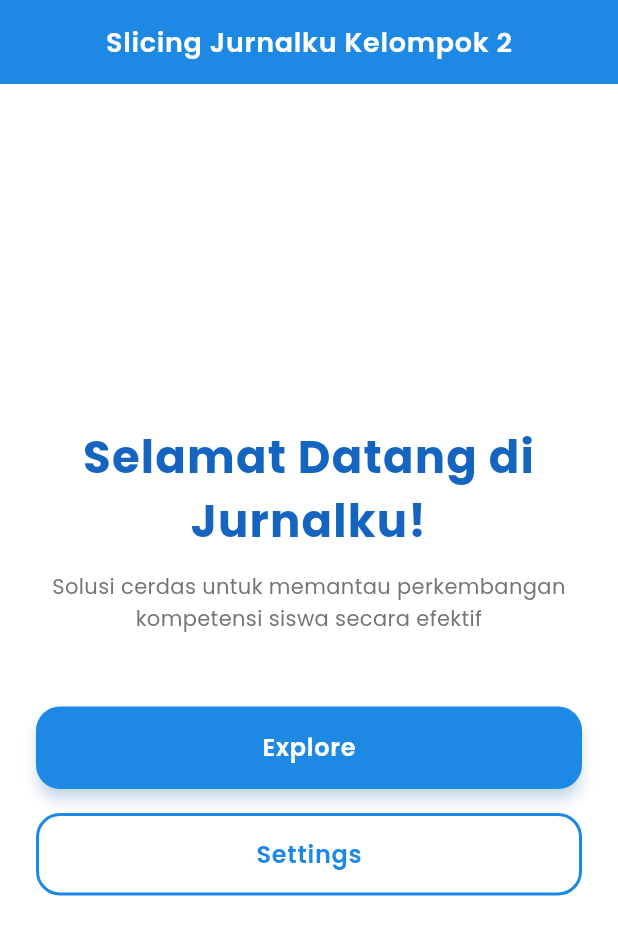
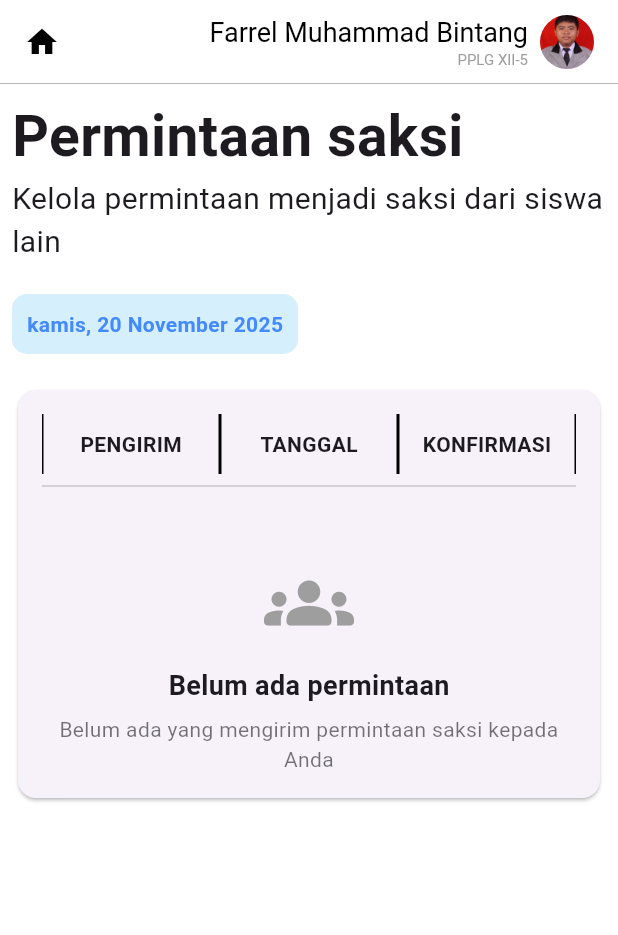
Before and after one commit to M-Bayu-Aji/Jurnalku-App, a Flutter app: the screen it shows after launch, on a phone screen of 412 x 824 dp. Shown: the top 935 px of the screen. Run offline on Flutter 3.47's test engine with Material 3 defaults, Android fonts, the phone set to English and light mode, and no system bars; our stand-ins replace google_fonts.

Commit message:
login & permintaan_saksi

```diff
--- a/lib/main.dart
+++ b/lib/main.dart
@@ -1,5 +1,5 @@
 import 'package:flutter/material.dart';
-import 'package:jurnalku_app/screens/home.dart';
+import 'package:jurnalku_app/screens/permintaan_saksi.dart';
 void main() {
   runApp(const MyApp());
 }
@@ -13,7 +13,7 @@ class MyApp extends StatelessWidget {
     return MaterialApp(
       debugShowCheckedModeBanner: false,
       title: 'Jurnalku App',
-      home: const Home(),
+      home: const PermintaanSaksi(),
     );
   }
 }
--- /dev/null
+++ b/lib/screens/permintaan_saksi.dart
@@ -0,0 +1,160 @@
+import 'package:flutter/material.dart';
+
+class PermintaanSaksi extends StatelessWidget {
+  const PermintaanSaksi({super.key});
+
+  @override
+  Widget build(BuildContext context) {
+    return Scaffold(
+      backgroundColor: Colors.white,
+      extendBodyBehindAppBar: false,
+
+      appBar: AppBar(
+        backgroundColor: Colors.white,
+        elevation: 0,
+        automaticallyImplyLeading: false,
+        shape: Border(bottom: BorderSide(color: Colors.grey, width: 0.5)),
+        title: Row(
+          mainAxisAlignment: MainAxisAlignment.spaceBetween,
+          children: [
+            Row(children: [
+              const Icon(Icons.home, color: Colors.black),
+              const SizedBox(width: 10),
+            ]),
+            Row(
+              children: [
+                Column(
+                  crossAxisAlignment: CrossAxisAlignment.end,
+                  children: [
+                    Text(
+                      "Farrel Muhammad Bintang",
+                      style: TextStyle(fontSize: 18, color: Colors.black),
+                    ),
+                    Text(
+                      "PPLG XII-5",
+                      style: TextStyle(fontSize: 10, color: Colors.grey),
+                    ),
+                  ],
+                ),
+                SizedBox(width: 8),
+                CircleAvatar(
+                  radius: 18,
+                  backgroundImage: AssetImage("assets/images/profile.png"),
+                ),
+              ],
+            ),
+          ],
+        ),
+      ),
+
+      body: SingleChildScrollView(
+        child: Padding(
+          padding: const EdgeInsets.all(8.0),
+          child: Column(
+            crossAxisAlignment: CrossAxisAlignment.start,
+            children: [
+              Text("Permintaan saksi", style: TextStyle(fontWeight: FontWeight.bold, fontSize: 38)),
+              Text("Kelola permintaan menjadi saksi dari siswa lain", style: TextStyle(fontSize: 20)),
+              SizedBox(height: 20),
+
+              Container(
+                padding: EdgeInsets.all(10),
+                decoration: BoxDecoration(
+                  color: const Color.fromARGB(67, 94, 193, 243),
+                  borderRadius: BorderRadius.circular(10),
+                ),
+                child: Text(
+                  "kamis, 20 November 2025",
+                  style: TextStyle(color: Colors.blueAccent, fontWeight: FontWeight.bold),
+                ),
+              ),
+
+              SizedBox(height: 20),
+
+              // ============================
+              // TABEL + EMPTY STATE
+              // ============================
+              Card(
+                elevation: 1,
+                shape: RoundedRectangleBorder(
+                  borderRadius: BorderRadius.circular(12),
+                ),
+                child: Padding(
+                  padding: const EdgeInsets.all(16),
+                  child: Column(
+                    children: [
+                      // HEADER TABLE
+                      Row(
+                        children: [
+                          _headerCell("PENGIRIM"),
+                          _headerCell("TANGGAL"),
+                          _headerCell("KONFIRMASI"),
+                        ],
+                      ),
+
+                      const Divider(),
+                      const SizedBox(height: 40),
+
+                      // EMPTY STATE
+                      Column(
+                        children: const [
+                          Icon(Icons.groups_rounded, size: 60, color: Colors.grey),
+                          SizedBox(height: 12),
+                          Text(
+                            "Belum ada permintaan",
+                            style: TextStyle(
+                              fontWeight: FontWeight.bold,
+                              fontSize: 18,
+                            ),
+                          ),
+                          SizedBox(height: 6),
+                          Text(
+                            "Belum ada yang mengirim permintaan saksi kepada Anda",
+                            textAlign: TextAlign.center,
+                            style: TextStyle(
+                              color: Colors.black54,
+                              fontSize: 14,
+                            ),
+                          ),
+                        ],
+                      ),
+                    ],
+                  ),
+                ),
+              ),
+            ],
+          ),
+        ),
+      ),
+    );
+  }
+
+  // Fungsi header cell
+  Widget _headerCell(String title) {
+    return Expanded(
+      child: Container(
+        padding: const EdgeInsets.symmetric(vertical: 10),
+        decoration: BoxDecoration(
+          border: Border(
+            left: BorderSide(
+              color: Colors.black,
+              width: 1,
+            ),
+            right: BorderSide(
+              color: Colors.black,
+              width: 1,
+            )
+          )
+        ),
+        alignment: Alignment.center,
+        child: Text(
+          title,
+          style: const TextStyle(
+            fontWeight: FontWeight.w600,
+            fontSize: 14,
+          ),
+        ),
+      ),
+    );
+  }
+}
```
Also changed, not shown: lib/screens/login.dart (added, +539 -0 lines), assets/images/profile.png (added).
